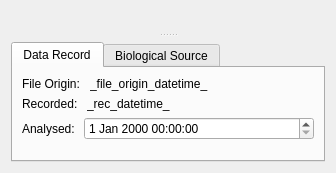
This is src/scipyen/gui/widgets/dataclasswidgets/metadatawidget.ui in ctigaret/scipyen as Qt 5 draws it before an edit. The edited form follows.
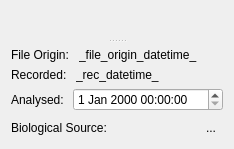
This is the edited form. Icons and pictures are not drawn. Custom widgets are drawn as their Qt base class.

What changed in the file:
```diff
--- a/src/scipyen/gui/widgets/dataclasswidgets/metadatawidget.ui
+++ b/src/scipyen/gui/widgets/dataclasswidgets/metadatawidget.ui
@@ -6,14 +6,14 @@
    <rect>
     <x>0</x>
     <y>0</y>
-    <width>336</width>
-    <height>173</height>
+    <width>234</width>
+    <height>149</height>
    </rect>
   </property>
   <property name="windowTitle">
    <string>Form</string>
   </property>
-  <layout class="QGridLayout" name="gridLayout_3">
+  <layout class="QGridLayout" name="gridLayout">
    <item row="0" column="0">
     <widget class="QSplitter" name="splitter">
      <property name="orientation">
@@ -23,25 +23,12 @@
       <number>3</number>
      </property>
      <widget class="DataExchangeWidget" name="dataExchangeWidget" native="true"/>
-     <widget class="QWidget" name="layoutWidget">
+     <widget class="QWidget" name="">
       <layout class="QVBoxLayout" name="verticalLayout">
        <item>
         <widget class="NameDescriptionWidget" name="nameDescriptionWidget" native="true"/>
        </item>
        <item>
-        <widget class="QTabWidget" name="tabWidget">
-         <property name="currentIndex">
-          <number>0</number>
-         </property>
-         <property name="movable">
-          <bool>true</bool>
-         </property>
-         <widget class="QWidget" name="dataRecordTab">
-          <attribute name="title">
-           <string>Data Record</string>
-          </attribute>
-          <layout class="QGridLayout" name="gridLayout">
-           <item row="0" column="0">
             <layout class="QHBoxLayout" name="horizontalLayout">
              <item>
               <widget class="QLabel" name="label">
@@ -65,7 +52,7 @@
              </item>
             </layout>
            </item>
-           <item row="1" column="0">
+       <item>
             <layout class="QHBoxLayout" name="horizontalLayout_2">
              <item>
               <widget class="QLabel" name="label_3">
@@ -89,7 +76,7 @@
              </item>
             </layout>
            </item>
-           <item row="2" column="0">
+       <item>
             <layout class="QHBoxLayout" name="horizontalLayout_3">
              <item>
               <widget class="QLabel" name="label_5">
@@ -110,58 +97,45 @@
              </item>
             </layout>
            </item>
-           <item row="3" column="0">
-            <spacer name="verticalSpacer_2">
-             <property name="orientation">
-              <enum>Qt::Orientation::Vertical</enum>
-             </property>
-             <property name="sizeHint" stdset="0">
-              <size>
-               <width>20</width>
-               <height>0</height>
-              </size>
-             </property>
-            </spacer>
-           </item>
-          </layout>
-         </widget>
-         <widget class="QWidget" name="biologicalSourceTab">
-          <attribute name="title">
-           <string>Biological Source</string>
-          </attribute>
-          <layout class="QGridLayout" name="gridLayout_2">
-           <item row="0" column="0">
-            <widget class="BiologicalSourceWidget" name="biologicalSourceWidget" native="true"/>
-           </item>
-           <item row="1" column="0">
-            <spacer name="verticalSpacer_3">
+       <item>
+        <layout class="QHBoxLayout" name="horizontalLayout_4">
+         <item>
+          <widget class="QLabel" name="label_2">
+           <property name="text">
+            <string>Biological Source: </string>
+           </property>
+          </widget>
+         </item>
+         <item>
+          <spacer name="horizontalSpacer">
              <property name="orientation">
-              <enum>Qt::Orientation::Vertical</enum>
+            <enum>Qt::Orientation::Horizontal</enum>
              </property>
              <property name="sizeHint" stdset="0">
               <size>
-               <width>20</width>
-               <height>106</height>
+             <width>40</width>
+             <height>20</height>
               </size>
              </property>
             </spacer>
            </item>
-          </layout>
-         </widget>
-        </widget>
-       </item>
        <item>
-        <spacer name="verticalSpacer">
-         <property name="orientation">
-          <enum>Qt::Orientation::Vertical</enum>
-         </property>
-         <property name="sizeHint" stdset="0">
-          <size>
-           <width>128</width>
-           <height>13</height>
-          </size>
-         </property>
-        </spacer>
+          <widget class="QToolButton" name="editSourceToolButton">
+           <property name="text">
+            <string>...</string>
+           </property>
+           <property name="icon">
+            <iconset theme="document-properties"/>
+           </property>
+           <property name="checkable">
+            <bool>true</bool>
+           </property>
+           <property name="autoRaise">
+            <bool>true</bool>
+           </property>
+          </widget>
+         </item>
+        </layout>
        </item>
       </layout>
      </widget>
@@ -182,12 +156,6 @@
    <header location="global">gui.widgets.dataclasswidgets.namedescriptionwidget</header>
    <container>1</container>
   </customwidget>
-  <customwidget>
-   <class>BiologicalSourceWidget</class>
-   <extends>QWidget</extends>
-   <header location="global">gui.widgets.dataclasswidgets.biologicalsourcewidget</header>
-   <container>1</container>
-  </customwidget>
  </customwidgets>
  <resources/>
  <connections/>
```
Lines whose indentation alone changed are shown as unchanged.
